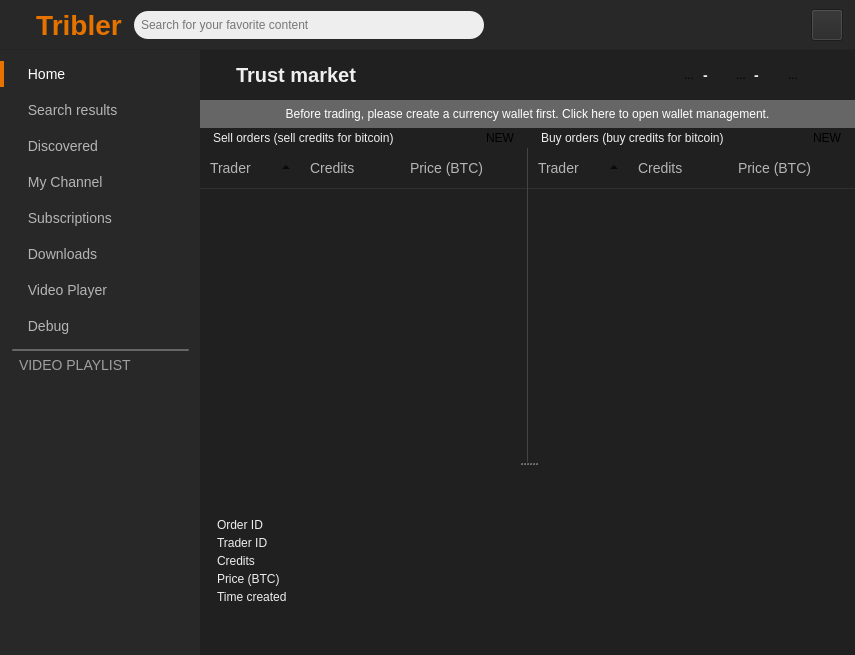
First picture: the form in TriblerGUI/qt_resources/mainwindow.ui, repository vwigmore/tribler, before the edit.
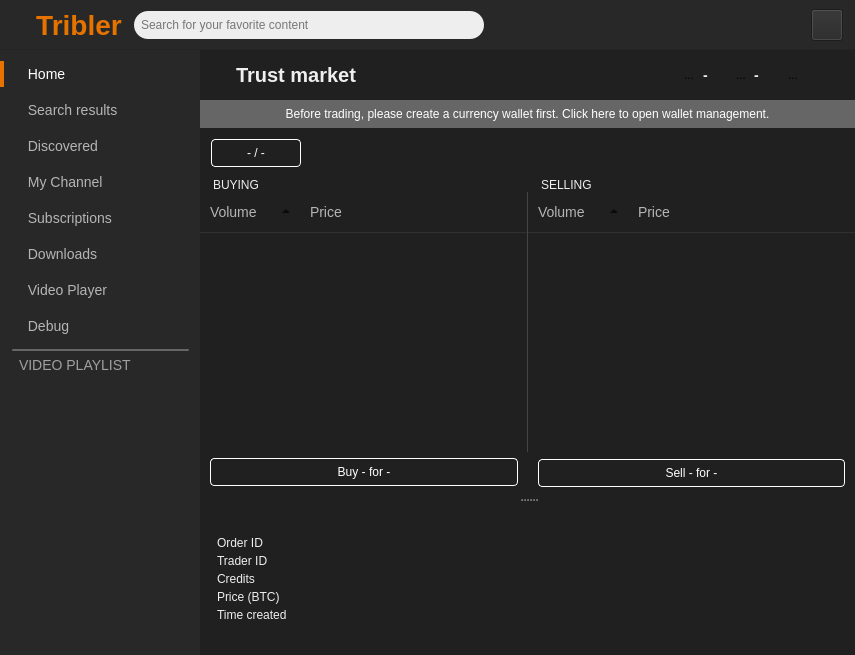
Second picture: the form after the edit. The open tabs and pages were chosen to show the change. Icons and pictures are not drawn. Custom widgets are drawn as their Qt base class.

Commit message: Adjusted GUI to support multiple wallet types

The edit to the form file:
```diff
--- a/TriblerGUI/qt_resources/mainwindow.ui
+++ b/TriblerGUI/qt_resources/mainwindow.ui
@@ -9583,6 +9583,54 @@
             </property>
            </widget>
           </item>
+          <item>
+           <widget class="QWidget" name="widget_39" native="true">
+            <layout class="QHBoxLayout" name="horizontalLayout_51">
+             <item>
+              <widget class="QToolButton" name="market_currency_type_button">
+               <property name="minimumSize">
+                <size>
+                 <width>90</width>
+                 <height>28</height>
+                </size>
+               </property>
+               <property name="maximumSize">
+                <size>
+                 <width>90</width>
+                 <height>28</height>
+                </size>
+               </property>
+               <property name="cursor">
+                <cursorShape>PointingHandCursor</cursorShape>
+               </property>
+               <property name="styleSheet">
+                <string notr="true">background: none;
+color: white;
+border-radius: 4px;
+border: 1px solid white;
+font-size: 12px;</string>
+               </property>
+               <property name="text">
+                <string>- / -</string>
+               </property>
+              </widget>
+             </item>
+             <item>
+              <spacer name="horizontalSpacer_83">
+               <property name="orientation">
+                <enum>Qt::Horizontal</enum>
+               </property>
+               <property name="sizeHint" stdset="0">
+                <size>
+                 <width>40</width>
+                 <height>20</height>
+                </size>
+               </property>
+              </spacer>
+             </item>
+            </layout>
+           </widget>
+          </item>
           <item>
            <widget class="QWidget" name="market_container" native="true">
             <property name="sizePolicy">
@@ -9671,51 +9719,10 @@
                           <string notr="true">padding-left: 10px;</string>
                          </property>
                          <property name="text">
-                          <string>Sell orders (sell credits for bitcoin)</string>
+                          <string>BUYING</string>
                          </property>
                         </widget>
                        </item>
-                       <item>
-                        <widget class="EllipseButton" name="create_ask_button">
-                         <property name="minimumSize">
-                          <size>
-                           <width>36</width>
-                           <height>20</height>
-                          </size>
-                         </property>
-                         <property name="maximumSize">
-                          <size>
-                           <width>36</width>
-                           <height>20</height>
-                          </size>
-                         </property>
-                         <property name="cursor">
-                          <cursorShape>PointingHandCursor</cursorShape>
-                         </property>
-                         <property name="styleSheet">
-                          <string notr="true">border-radius: 10px;</string>
-                         </property>
-                         <property name="text">
-                          <string>NEW</string>
-                         </property>
-                        </widget>
-                       </item>
-                       <item>
-                        <spacer name="horizontalSpacer_73">
-                         <property name="orientation">
-                          <enum>Qt::Horizontal</enum>
-                         </property>
-                         <property name="sizeType">
-                          <enum>QSizePolicy::Fixed</enum>
-                         </property>
-                         <property name="sizeHint" stdset="0">
-                          <size>
-                           <width>10</width>
-                           <height>20</height>
-                          </size>
-                         </property>
-                        </spacer>
-                       </item>
                       </layout>
                      </widget>
                     </item>
@@ -9730,21 +9737,107 @@
                       <property name="sortingEnabled">
                        <bool>true</bool>
                       </property>
+                      <attribute name="headerStretchLastSection">
+                       <bool>true</bool>
+                      </attribute>
                       <column>
                        <property name="text">
-                        <string>Trader</string>
+                        <string>Volume</string>
                        </property>
                       </column>
                       <column>
                        <property name="text">
-                        <string>Credits</string>
+                        <string>Price</string>
                        </property>
                       </column>
-                      <column>
-                       <property name="text">
-                        <string>Price (BTC)</string>
+                     </widget>
+                    </item>
+                    <item>
+                     <widget class="QWidget" name="widget_40" native="true">
+                      <layout class="QHBoxLayout" name="horizontalLayout_52">
+                       <property name="spacing">
+                        <number>0</number>
                        </property>
-                      </column>
+                       <property name="leftMargin">
+                        <number>0</number>
+                       </property>
+                       <property name="topMargin">
+                        <number>6</number>
+                       </property>
+                       <property name="rightMargin">
+                        <number>0</number>
+                       </property>
+                       <property name="bottomMargin">
+                        <number>12</number>
+                       </property>
+                       <item>
+                        <spacer name="horizontalSpacer_82">
+                         <property name="orientation">
+                          <enum>Qt::Horizontal</enum>
+                         </property>
+                         <property name="sizeType">
+                          <enum>QSizePolicy::Fixed</enum>
+                         </property>
+                         <property name="sizeHint" stdset="0">
+                          <size>
+                           <width>10</width>
+                           <height>20</height>
+                          </size>
+                         </property>
+                        </spacer>
+                       </item>
+                       <item>
+                        <widget class="QToolButton" name="create_bid_button">
+                         <property name="sizePolicy">
+                          <sizepolicy hsizetype="Expanding" vsizetype="Fixed">
+                           <horstretch>0</horstretch>
+                           <verstretch>0</verstretch>
+                          </sizepolicy>
+                         </property>
+                         <property name="minimumSize">
+                          <size>
+                           <width>0</width>
+                           <height>28</height>
+                          </size>
+                         </property>
+                         <property name="maximumSize">
+                          <size>
+                           <width>16777215</width>
+                           <height>28</height>
+                          </size>
+                         </property>
+                         <property name="cursor">
+                          <cursorShape>PointingHandCursor</cursorShape>
+                         </property>
+                         <property name="styleSheet">
+                          <string notr="true">background: none;
+color: white;
+border-radius: 4px;
+border: 1px solid white;
+font-size: 12px;</string>
+                         </property>
+                         <property name="text">
+                          <string>Buy - for -</string>
+                         </property>
+                        </widget>
+                       </item>
+                       <item>
+                        <spacer name="horizontalSpacer_84">
+                         <property name="orientation">
+                          <enum>Qt::Horizontal</enum>
+                         </property>
+                         <property name="sizeType">
+                          <enum>QSizePolicy::Fixed</enum>
+                         </property>
+                         <property name="sizeHint" stdset="0">
+                          <size>
+                           <width>10</width>
+                           <height>20</height>
+                          </size>
+                         </property>
+                        </spacer>
+                       </item>
+                      </layout>
                      </widget>
                     </item>
                    </layout>
@@ -9792,51 +9885,10 @@
                           <string notr="true">padding-left: 10px</string>
                          </property>
                          <property name="text">
-                          <string>Buy orders (buy credits for bitcoin)</string>
+                          <string>SELLING</string>
                          </property>
                         </widget>
                        </item>
-                       <item>
-                        <widget class="EllipseButton" name="create_bid_button">
-                         <property name="minimumSize">
-                          <size>
-                           <width>36</width>
-                           <height>20</height>
-                          </size>
-                         </property>
-                         <property name="maximumSize">
-                          <size>
-                           <width>36</width>
-                           <height>20</height>
-                          </size>
-                         </property>
-                         <property name="cursor">
-                          <cursorShape>PointingHandCursor</cursorShape>
-                         </property>
-                         <property name="styleSheet">
-                          <string notr="true">border-radius: 10px;</string>
-                         </property>
-                         <property name="text">
-                          <string>NEW</string>
-                         </property>
-                        </widget>
-                       </item>
-                       <item>
-                        <spacer name="horizontalSpacer_74">
-                         <property name="orientation">
-                          <enum>Qt::Horizontal</enum>
-                         </property>
-                         <property name="sizeType">
-                          <enum>QSizePolicy::Fixed</enum>
-                         </property>
-                         <property name="sizeHint" stdset="0">
-                          <size>
-                           <width>10</width>
-                           <height>20</height>
-                          </size>
-                         </property>
-                        </spacer>
-                       </item>
                       </layout>
                      </widget>
                     </item>
@@ -9850,19 +9902,99 @@
                       </property>
                       <column>
                        <property name="text">
-                        <string>Trader</string>
+                        <string>Volume</string>
                        </property>
                       </column>
                       <column>
                        <property name="text">
-                        <string>Credits</string>
+                        <string>Price</string>
                        </property>
                       </column>
-                      <column>
-                       <property name="text">
-                        <string>Price (BTC)</string>
+                     </widget>
+                    </item>
+                    <item>
+                     <widget class="QWidget" name="widget_41" native="true">
+                      <layout class="QHBoxLayout" name="horizontalLayout_53">
+                       <property name="spacing">
+                        <number>0</number>
                        </property>
-                      </column>
+                       <property name="leftMargin">
+                        <number>0</number>
+                       </property>
+                       <property name="topMargin">
+                        <number>6</number>
+                       </property>
+                       <property name="rightMargin">
+                        <number>0</number>
+                       </property>
+                       <item>
+                        <spacer name="horizontalSpacer_85">
+                         <property name="orientation">
+                          <enum>Qt::Horizontal</enum>
+                         </property>
+                         <property name="sizeType">
+                          <enum>QSizePolicy::Fixed</enum>
+                         </property>
+                         <property name="sizeHint" stdset="0">
+                          <size>
+                           <width>10</width>
+                           <height>20</height>
+                          </size>
+                         </property>
+                        </spacer>
+                       </item>
+                       <item>
+                        <widget class="QToolButton" name="create_ask_button">
+                         <property name="sizePolicy">
+                          <sizepolicy hsizetype="Expanding" vsizetype="Fixed">
+                           <horstretch>0</horstretch>
+                           <verstretch>0</verstretch>
+                          </sizepolicy>
+                         </property>
+                         <property name="minimumSize">
+                          <size>
+                           <width>0</width>
+                           <height>28</height>
+                          </size>
+                         </property>
+                         <property name="maximumSize">
+                          <size>
+                           <width>16777215</width>
+                           <height>28</height>
+                          </size>
+                         </property>
+                         <property name="cursor">
+                          <cursorShape>PointingHandCursor</cursorShape>
+                         </property>
+                         <property name="styleSheet">
+                          <string notr="true">background: none;
+color: white;
+border-radius: 4px;
+border: 1px solid white;
+font-size: 12px;</string>
+                         </property>
+                         <property name="text">
+                          <string>Sell - for -</string>
+                         </property>
+                        </widget>
+                       </item>
+                       <item>
+                        <spacer name="horizontalSpacer_86">
+                         <property name="orientation">
+                          <enum>Qt::Horizontal</enum>
+                         </property>
+                         <property name="sizeType">
+                          <enum>QSizePolicy::Fixed</enum>
+                         </property>
+                         <property name="sizeHint" stdset="0">
+                          <size>
+                           <width>10</width>
+                           <height>20</height>
+                          </size>
+                         </property>
+                        </spacer>
+                       </item>
+                      </layout>
                      </widget>
                     </item>
                    </layout>
```
Left out of the diff: 2 changed lines with no effect on the pictures. The commit also changes 3 other files.
